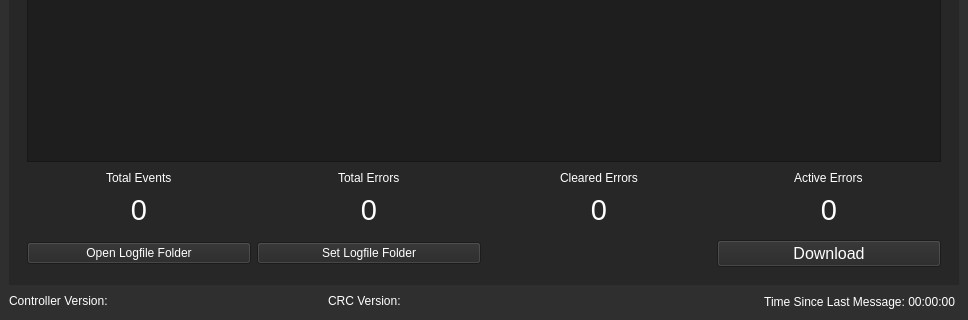
Old version of the form weapon-system-support-software/mainwindow.ui in the repository Team-Controller-NAU/Controller; both pictures show x 0 to 968 and y 276 to 596 of the 968 by 596 pixel window.
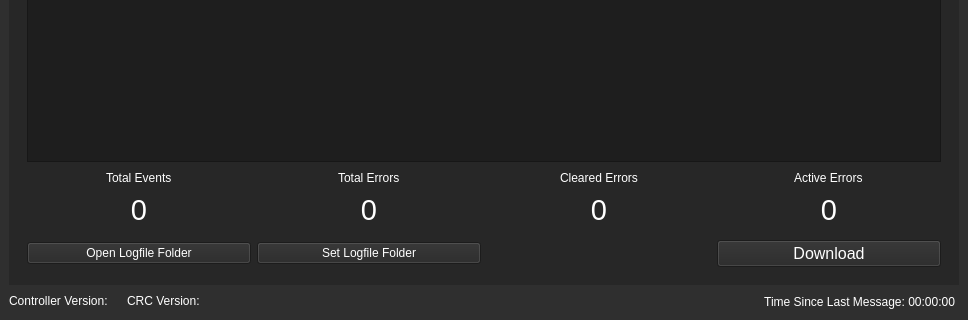
New version of the form. Icons and pictures are not drawn.

Commit message: Issue #108 and fixed alignment of crc/version

Diff of the .ui file:
```diff
--- a/weapon-system-support-software/mainwindow.ui
+++ b/weapon-system-support-software/mainwindow.ui
@@ -2206,7 +2206,24 @@
     </item>
     <item>
      <layout class="QGridLayout" name="gridLayout">
-      <item row="1" column="3" alignment="Qt::AlignRight">
+      <item row="1" column="2" alignment="Qt::AlignLeft">
+       <widget class="QLabel" name="crcLabel">
+        <property name="maximumSize">
+         <size>
+          <width>150</width>
+          <height>16777215</height>
+         </size>
+        </property>
+        <property name="styleSheet">
+         <string notr="true">color: rgb(255, 255, 255);
+font: 10pt &quot;Segoe UI&quot;;</string>
+        </property>
+        <property name="text">
+         <string>CRC Version: </string>
+        </property>
+       </widget>
+      </item>
+      <item row="1" column="4" alignment="Qt::AlignRight">
        <widget class="QTextEdit" name="DDMTimer">
         <property name="maximumSize">
          <size>
@@ -2245,23 +2262,6 @@
         </property>
        </widget>
       </item>
-      <item row="1" column="1" alignment="Qt::AlignLeft">
-       <widget class="QLabel" name="crcLabel">
-        <property name="maximumSize">
-         <size>
-          <width>150</width>
-          <height>16777215</height>
-         </size>
-        </property>
-        <property name="styleSheet">
-         <string notr="true">color: rgb(255, 255, 255);
-font: 10pt &quot;Segoe UI&quot;;</string>
-        </property>
-        <property name="text">
-         <string>CRC Version: </string>
-        </property>
-       </widget>
-      </item>
       <item row="1" column="0" alignment="Qt::AlignLeft">
        <widget class="QLabel" name="controllerLabel">
         <property name="sizePolicy">
@@ -2285,6 +2285,35 @@
         </property>
        </widget>
       </item>
+      <item row="1" column="3">
+       <spacer name="horizontalSpacer_6">
+        <property name="orientation">
+         <enum>Qt::Horizontal</enum>
+        </property>
+        <property name="sizeHint" stdset="0">
+         <size>
+          <width>40</width>
+          <height>20</height>
+         </size>
+        </property>
+       </spacer>
+      </item>
+      <item row="1" column="1">
+       <spacer name="horizontalSpacer_13">
+        <property name="orientation">
+         <enum>Qt::Horizontal</enum>
+        </property>
+        <property name="sizeType">
+         <enum>QSizePolicy::Fixed</enum>
+        </property>
+        <property name="sizeHint" stdset="0">
+         <size>
+          <width>10</width>
+          <height>20</height>
+         </size>
+        </property>
+       </spacer>
+      </item>
      </layout>
     </item>
    </layout>
```
The commit also changes 2 other files.
